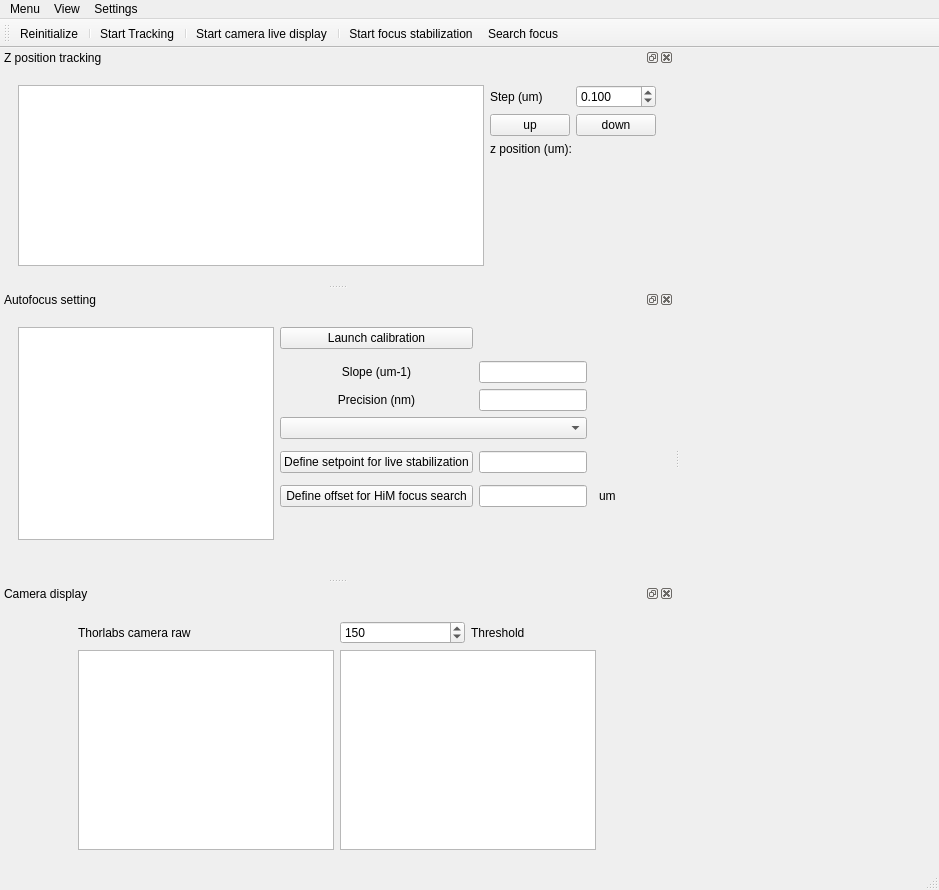
Before: the Qt Designer form gui/focus/ui_focus_v3.ui in NollmannLab/qudi-HiM, drawn with Qt 5.
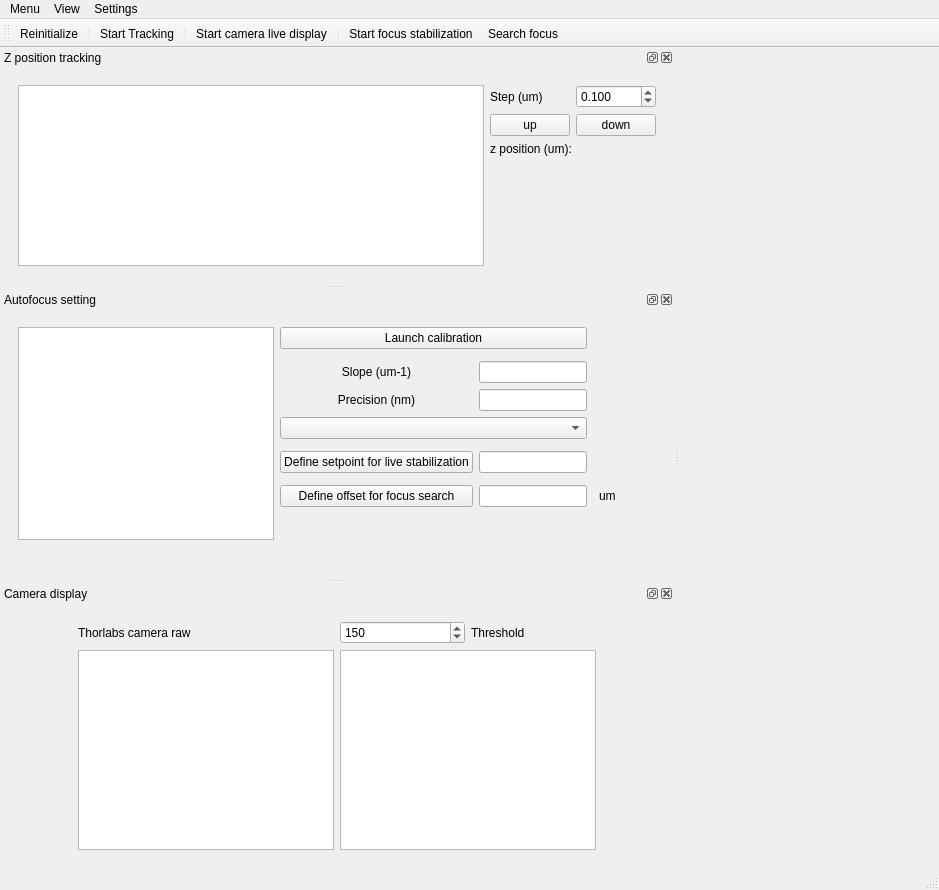
After: the same form once the commit is applied. Custom widgets are drawn as their Qt base class.

```diff
--- a/gui/focus/ui_focus_v3.ui
+++ b/gui/focus/ui_focus_v3.ui
@@ -171,17 +171,7 @@
         <item row="8" column="3">
          <widget class="QPushButton" name="find_offset_PushButton">
           <property name="text">
-           <string>Define offset for HiM focus search</string>
-          </property>
-         </widget>
-        </item>
-        <item row="0" column="3">
-         <widget class="QPushButton" name="calibration_PushButton">
-          <property name="text">
-           <string>Launch calibration</string>
-          </property>
-          <property name="checkable">
-           <bool>true</bool>
+           <string>Define offset for focus search</string>
           </property>
          </widget>
         </item>
@@ -306,6 +296,16 @@
           </property>
          </spacer>
         </item>
+        <item row="0" column="3" colspan="2">
+         <widget class="QPushButton" name="calibration_PushButton">
+          <property name="text">
+           <string>Launch calibration</string>
+          </property>
+          <property name="checkable">
+           <bool>true</bool>
+          </property>
+         </widget>
+        </item>
        </layout>
       </widget>
      </item>
```
